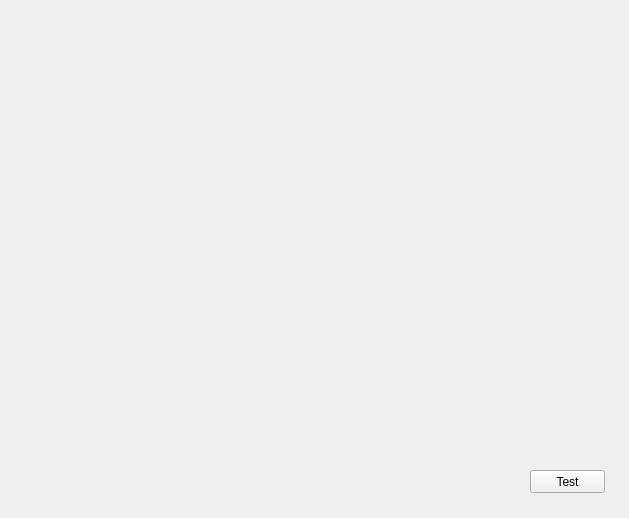
liyangyao/SevenColorBall, file src/mainform.ui: the form before one commit.
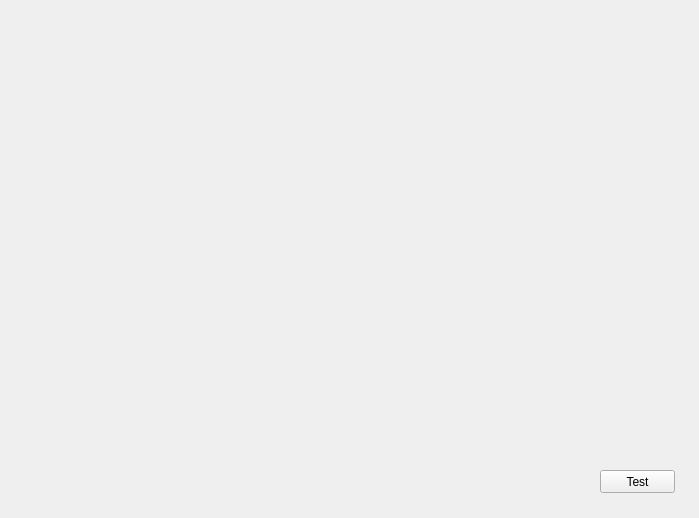
The form after the commit.

Diff of the .ui file:
```diff
--- a/src/mainform.ui
+++ b/src/mainform.ui
@@ -6,7 +6,7 @@
    <rect>
     <x>0</x>
     <y>0</y>
-    <width>629</width>
+    <width>699</width>
     <height>518</height>
    </rect>
   </property>
@@ -16,7 +16,7 @@
   <widget class="QPushButton" name="btnTest">
    <property name="geometry">
     <rect>
-     <x>530</x>
+     <x>600</x>
      <y>470</y>
      <width>75</width>
      <height>23</height>
```
